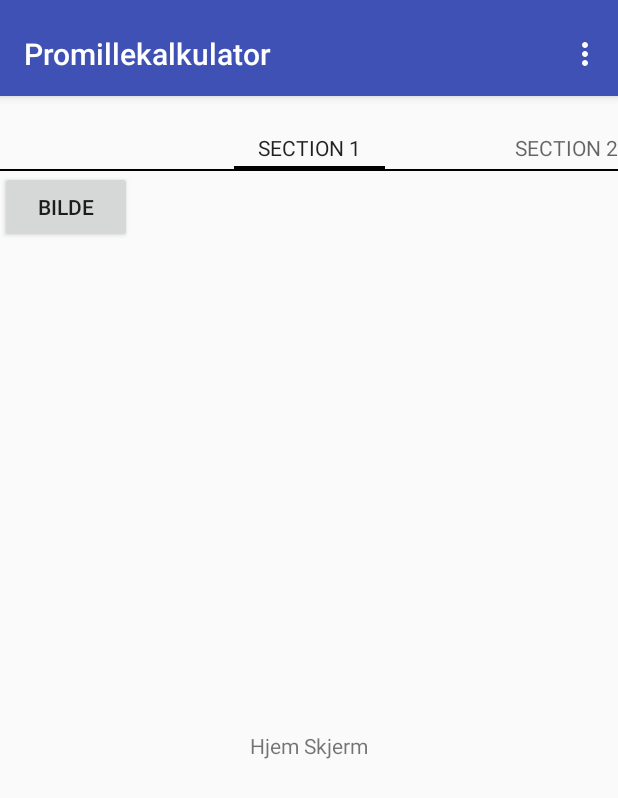
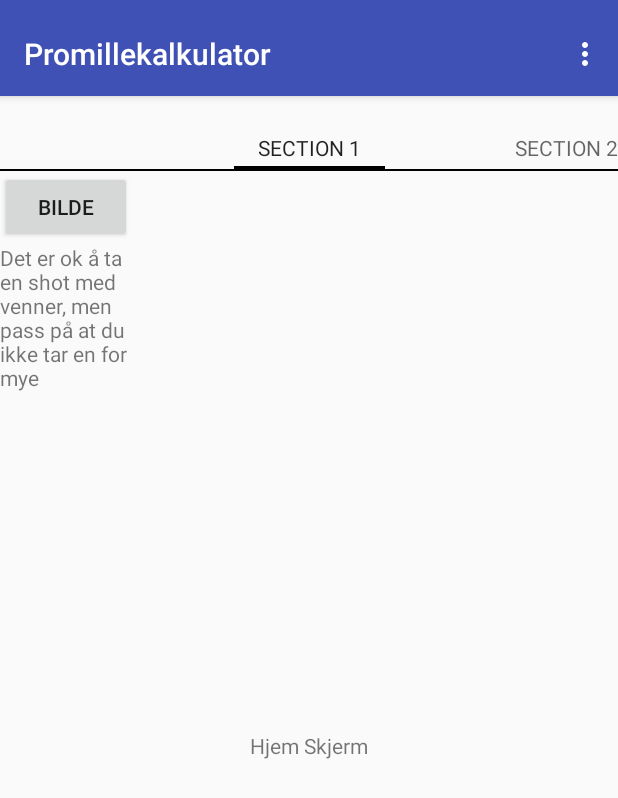
Before and after one commit to rustelefonen/drikkevett-android, an Android app: the screen it shows after launch (MainActivity), on a phone screen of 412 x 824 dp. Shown: the top 798 px of the screen. Run offline under Robolectric (Android 15) with nearby library versions, the phone set to English and light mode, and no system bars; libraries missing offline, so code that uses them is left out: android.test.suitebuilder; 2 statements that could not run were skipped.

Commit message:
refac and added textviews in home

```diff
--- a/app/src/main/java/rustelefonen/no/drikkevett_android/BacHomeFragment.java
+++ b/app/src/main/java/rustelefonen/no/drikkevett_android/BacHomeFragment.java
@@ -1,15 +1,11 @@
 package rustelefonen.no.drikkevett_android;
 
-import android.content.DialogInterface;
-import android.content.Intent;
 import android.graphics.Bitmap;
 import android.graphics.BitmapFactory;
 import android.net.Uri;
 import android.os.Bundle;
 import android.os.Environment;
-import android.provider.MediaStore;
 import android.support.v4.app.Fragment;
-import android.support.v7.app.AlertDialog;
 import android.util.Log;
 import android.view.LayoutInflater;
 import android.view.View;
@@ -25,33 +21,28 @@ public class BacHomeFragment extends Fragment{
     public final static int CAPTURE_IMAGE_ACTIVITY_REQUEST_CODE = 1034;
     public String photoFileName = "photo.jpg";
 
+    //Widgets
+    public TextView tv;
+    public TextView quoteTextView;
+    public ImageView ivPreview;
+    public TextView helloMessageTextView;
+    public TextView usernameTextView;
+
     @Override
     public View onCreateView(LayoutInflater inflater, ViewGroup container, Bundle savedInstanceState) {
         View v = inflater.inflate(R.layout.bac_home_frag, container, false);
 
-        TextView tv = (TextView) v.findViewById(R.id.textViewHome);
+        helloMessageTextView = (TextView) v.findViewById(R.id.hello_message_text_view);
+        usernameTextView = (TextView) v.findViewById(R.id.user_name_text_view);
+        tv = (TextView) v.findViewById(R.id.textViewHome);
         tv.setText("Hjem Skjerm");
 
+        ivPreview = (ImageView) v.findViewById(R.id.profile_image);
 
-        Uri photoToInsert = getPhotoFileUri(photoFileName);
+        quoteTextView = (TextView) v.findViewById(R.id.quote_text_view);
+        quoteTextView.setText(getRandomQuote());
 
-        File file = new File(photoToInsert.getPath());
-
-        if (file.exists()) {
-            if (photoToInsert != null) {
-                Bitmap takenImage = BitmapFactory.decodeFile(photoToInsert.getPath());
-                System.out.println("bitmap count: " + takenImage.getByteCount());
-                //profileImage.setImageBitmap(takenImage);
-
-                ImageView ivPreview = (ImageView) v.findViewById(R.id.profile_image);
-                ivPreview.setImageBitmap(takenImage);
-                System.out.println("Prøver å sette inn bilde");
-            }
-        } else {
-            System.out.println("Bildet eksisterer ikke");
-        }
-
-
+        insertImageIfExists();
 
         return v;
     }
@@ -70,4 +61,20 @@ public class BacHomeFragment extends Fragment{
         String state = Environment.getExternalStorageState();
         return state.equals(Environment.MEDIA_MOUNTED);
     }
+
+    private String getRandomQuote() {
+        return "Det er ok å ta en shot med venner, men pass på at du ikke tar en for mye";
+    }
+
+    private void insertImageIfExists() {
+        Uri photoToInsert = getPhotoFileUri(photoFileName);
+        File file = new File(photoToInsert.getPath());
+
+        if (file.exists()) {
+            Bitmap takenImage = BitmapFactory.decodeFile(photoToInsert.getPath());
+            ivPreview.setImageBitmap(takenImage);
+        } else {
+            System.out.println("Bildet eksisterer ikke");
+        }
+    }
 }
--- a/app/src/main/res/layout/bac_home_frag.xml
+++ b/app/src/main/res/layout/bac_home_frag.xml
@@ -25,4 +25,18 @@
         android:layout_below="@+id/profile_picture"
         android:clickable="true"
         android:onClick="openImageDialog"/>
+    <TextView
+        android:layout_width="wrap_content"
+        android:layout_height="wrap_content"
+        android:id="@+id/hello_message_text_view"/>
+    <TextView
+        android:layout_width="wrap_content"
+        android:layout_height="wrap_content"
+        android:id="@+id/user_name_text_view"/>
+    <TextView
+        android:layout_width="wrap_content"
+        android:layout_height="wrap_content"
+        android:layout_alignRight="@+id/profile_image"
+        android:layout_below="@+id/profile_picture"
+        android:id="@+id/quote_text_view"/>
 </RelativeLayout>
```
